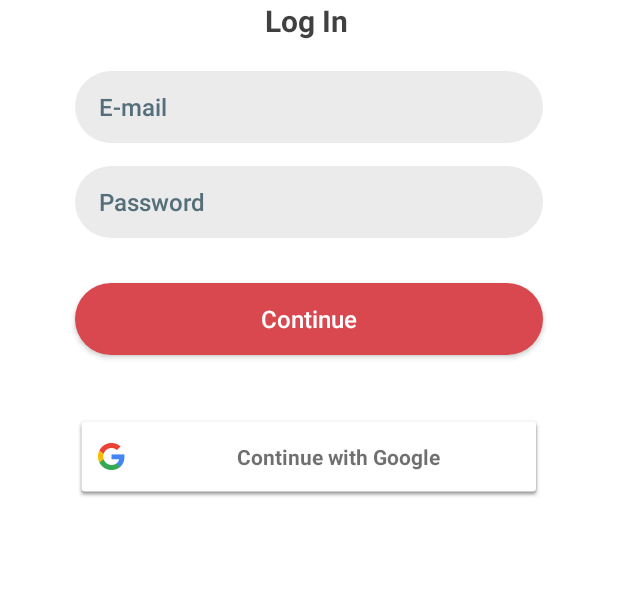
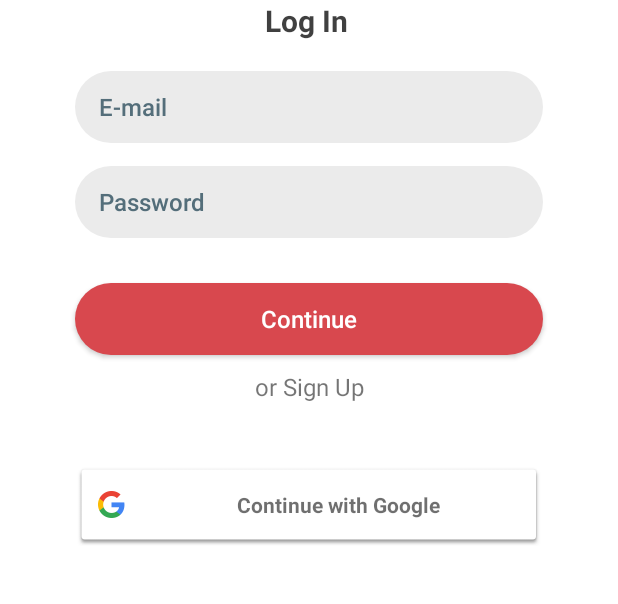
Before and after one commit to Lipegno/inTouchApp, an Android app: the screen it shows after launch once a user with an empty profile is signed in (LogInActivity), on a phone screen of 412 x 824 dp, the part 399-1003 px from its top. Run offline under Robolectric (Android 15) with nearby library versions, the light colour scheme and no system bars; our stand-ins replace Firebase (no records; nobody signed in at launch, a user with empty details on screens opened directly).

Commit message:
Add sign up functionality to the Log In screen

```diff
--- a/app/src/main/java/com/example/intouch/LogInActivity.java
+++ b/app/src/main/java/com/example/intouch/LogInActivity.java
@@ -25,6 +25,7 @@ public class LogInActivity extends AppCompatActivity {
     EditText inputPassword;
     Button buttonContinueLogIn;
     SignInButton signInButton;
+    TextView signUpTextView;
     String emailPattern = "[a-zA-Z0-9._-]+@[a-z]+\\.+[a-z]+";
     ProgressDialog progressDialog;
 
@@ -39,6 +40,7 @@ public class LogInActivity extends AppCompatActivity {
         inputEmail = findViewById(R.id.inputEmail);
         inputPassword = findViewById(R.id.inputPassword);
         buttonContinueLogIn = findViewById(R.id.buttonContinueLogIn);
+        signUpTextView = findViewById(R.id.signUp);
 
         progressDialog = new ProgressDialog(this);
 
@@ -66,6 +68,19 @@ public class LogInActivity extends AppCompatActivity {
             }
         });
 
+        signUpTextView.setOnClickListener(new View.OnClickListener() {
+            @Override
+            public void onClick(View view) {
+                redirectToCreateAccountActivity();
+            }
+        });
+
+    }
+
+    private void redirectToCreateAccountActivity() {
+        Intent intent = new Intent(this, CreateAccountActivity.class);
+        intent.setFlags(Intent.FLAG_ACTIVITY_CLEAR_TASK|Intent.FLAG_ACTIVITY_NEW_TASK);
+        startActivity(intent);
     }
 
     private void setGoogleSignInButtonText(SignInButton signInButton, String buttonText) {
--- a/app/src/main/res/layout/activity_create_account.xml
+++ b/app/src/main/res/layout/activity_create_account.xml
@@ -125,4 +125,5 @@
         app:layout_constraintTop_toBottomOf="@+id/create_account" />
 
 
+
 </androidx.constraintlayout.widget.ConstraintLayout>
--- a/app/src/main/res/layout/activity_log_in.xml
+++ b/app/src/main/res/layout/activity_log_in.xml
@@ -30,6 +30,7 @@
         app:layout_constraintStart_toStartOf="parent"
         app:layout_constraintTop_toBottomOf="@+id/logo" />
 
+
     <androidx.appcompat.widget.AppCompatButton
         android:id="@+id/buttonContinueLogIn"
         android:layout_width="0dp"
@@ -48,7 +49,6 @@
         app:layout_constraintStart_toStartOf="parent"
         app:layout_constraintTop_toBottomOf="@+id/inputPassword"
         tools:ignore="TextContrastCheck" />
-
 
     <EditText
         android:id="@+id/inputPassword"
@@ -98,6 +98,22 @@
         app:layout_constraintStart_toStartOf="parent"
         app:layout_constraintTop_toBottomOf="@+id/log_in" />
 
+
+    <TextView
+        android:id="@+id/signUp"
+        android:layout_width="0dp"
+        android:layout_height="wrap_content"
+        android:layout_marginStart="50dp"
+        android:layout_marginTop="10dp"
+        android:layout_marginEnd="50dp"
+        android:text="@string/or_sign_up"
+        android:textAlignment="center"
+        android:textSize="16sp"
+        app:layout_constraintEnd_toEndOf="parent"
+        app:layout_constraintHorizontal_bias="1.0"
+        app:layout_constraintStart_toStartOf="parent"
+        app:layout_constraintTop_toBottomOf="@+id/buttonContinueLogIn" />
+
     <com.google.android.gms.common.SignInButton
         android:id="@+id/google_sign_in"
         android:layout_width="0dp"
@@ -106,7 +122,8 @@
         android:layout_marginTop="40dp"
         android:layout_marginEnd="50dp"
         app:layout_constraintEnd_toEndOf="parent"
+        app:layout_constraintHorizontal_bias="1.0"
         app:layout_constraintStart_toStartOf="parent"
-        app:layout_constraintTop_toBottomOf="@+id/buttonContinueLogIn" />
+        app:layout_constraintTop_toBottomOf="@+id/signUp" />
 
 </androidx.constraintlayout.widget.ConstraintLayout>
--- a/app/src/main/res/values/strings.xml
+++ b/app/src/main/res/values/strings.xml
@@ -48,6 +48,7 @@
     <string name="muscle_emoji">&#128170;</string>
     <string name="customize_colors">Customize colors</string>
     <string name="you_are_now_connected">You are now connected!</string>
+    <string name="or_sign_up">or Sign Up</string>
 
     <!-- End widget app -->
 </resources>
```
